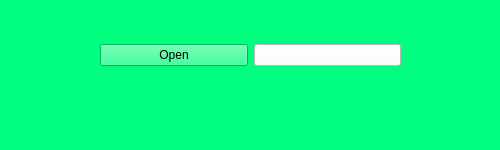
Above: src/project/mainwindow.ui from YarikRevich/simple-read before the change. Below: the same form after it.
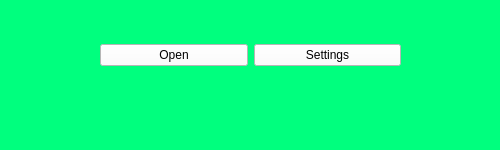
That is the form after the change.

```diff
--- a/src/project/mainwindow.ui
+++ b/src/project/mainwindow.ui
@@ -53,6 +53,9 @@
        <property name="cursor">
         <cursorShape>PointingHandCursor</cursorShape>
        </property>
+       <property name="styleSheet">
+        <string notr="true">background-color: rgb(255, 255, 255);</string>
+       </property>
        <property name="text">
         <string>Open</string>
        </property>
@@ -64,8 +67,7 @@
         <cursorShape>PointingHandCursor</cursorShape>
        </property>
        <property name="styleSheet">
-        <string notr="true">color: rgb(247, 255, 254);
-background-color: rgb(255, 255, 255);</string>
+        <string notr="true">background-color: rgb(255, 255, 255);</string>
        </property>
        <property name="locale">
         <locale language="English" country="Europe"/>
```
